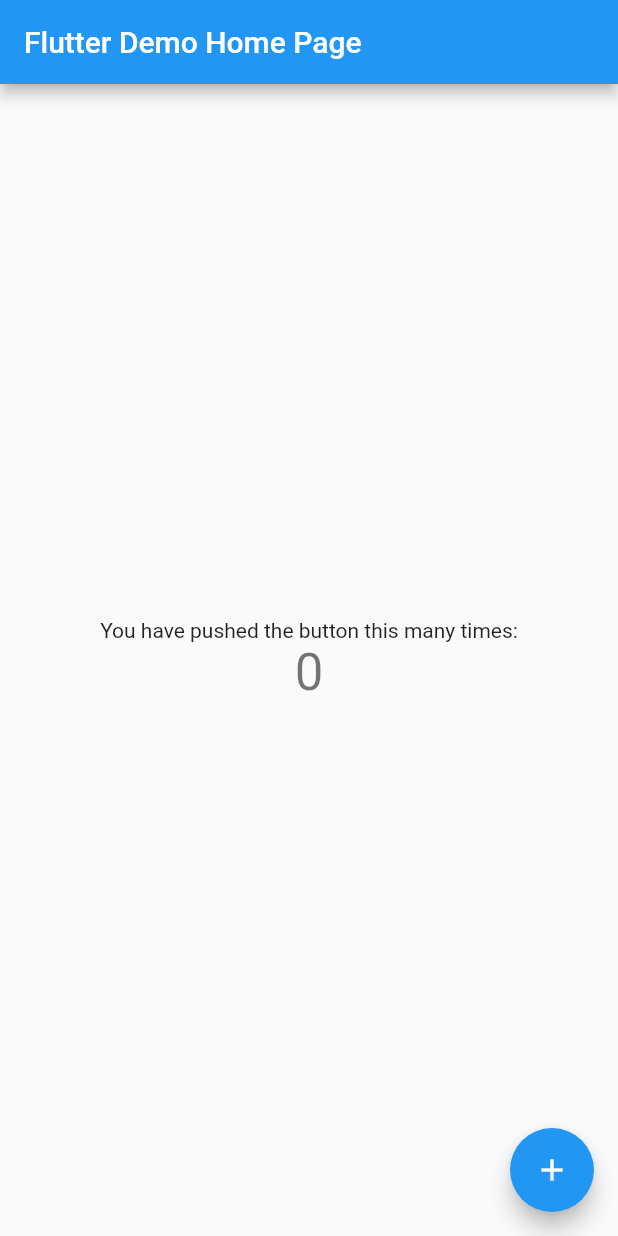
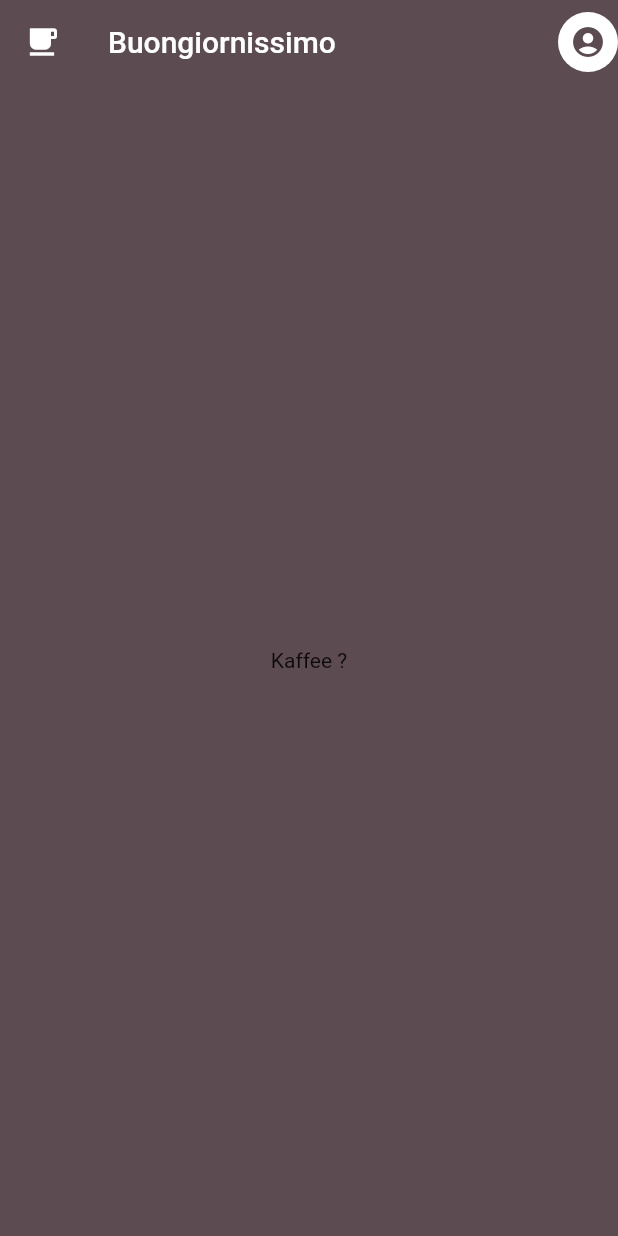
Before and after one commit to Ivaskuu/buongiornissimo_app, a Flutter app: the screen it shows after launch, on a phone screen of 412 x 824 dp. Run offline on Flutter 3.47's test engine with Material 2 defaults, Android fonts, the phone set to English and light mode, and no system bars.

Commit message:
Implemented the AppBar in the MainUI

```diff
--- a/lib/main.dart
+++ b/lib/main.dart
@@ -1,6 +1,8 @@
 import 'package:flutter/material.dart';
+import 'main_ui.dart';
 
-void main() {
+void main()
+{
   runApp(new MyApp());
 }
 
@@ -12,7 +14,7 @@ class MyApp extends StatelessWidget
   {
     return new MaterialApp
     (
-      title: 'Flutter Demo',
+      title: 'Buongiorinssimo',
       theme: new ThemeData
       (
         // This is the theme of your application.
@@ -25,96 +27,7 @@ class MyApp extends StatelessWidget
         // counter didn't reset back to zero; the application is not restarted.
         primarySwatch: Colors.blue,
       ),
-      home: new MyHomePage(title: 'Flutter Demo Home Page'),
+      home: new MainUI(),
     );
   }
 }
-
-class MyHomePage extends StatefulWidget
-{
-  MyHomePage({Key key, this.title}) : super(key: key);
-
-  // This widget is the home page of your application. It is stateful, meaning
-  // that it has a State object (defined below) that contains fields that affect
-  // how it looks.
-
-  // This class is the configuration for the state. It holds the values (in this
-  // case the title) provided by the parent (in this case the App widget) and
-  // used by the build method of the State. Fields in a Widget subclass are
-  // always marked "final".
-
-  final String title;
-
-  @override
-  _MyHomePageState createState() => new _MyHomePageState();
-}
-
-class _MyHomePageState extends State<MyHomePage>
-{
-  int _counter = 0;
-
-  void _incrementCounter()
-  {
-    setState(()
-    {
-      // This call to setState tells the Flutter framework that something has
-      // changed in this State, which causes it to rerun the build method below
-      // so that the display can reflect the updated values. If we changed
-      // _counter without calling setState(), then the build method would not be
-      // called again, and so nothing would appear to happen.
-      _counter++;
-    });
-  }
-
-  @override
-  Widget build(BuildContext context)
-  {
-    // This method is rerun every time setState is called, for instance as done
-    // by the _incrementCounter method above.
-    //
-    // The Flutter framework has been optimized to make rerunning build methods
-    // fast, so that you can just rebuild anything that needs updating rather
-    // than having to individually change instances of widgets.
-    return new Scaffold(
-      appBar: new AppBar(
-        // Here we take the value from the MyHomePage object that was created by
-        // the App.build method, and use it to set our appbar title.
-        title: new Text(widget.title),
-      ),
-      body: new Center(
-        // Center is a layout widget. It takes a single child and positions it
-        // in the middle of the parent.
-        child: new Column(
-          // Column is also layout widget. It takes a list of children and
-          // arranges them vertically. By default, it sizes itself to fit its
-          // children horizontally, and tries to be as tall as its parent.
-          //
-          // Invoke "debug paint" (press "p" in the console where you ran
-          // "flutter run", or select "Toggle Debug Paint" from the Flutter tool
-          // window in IntelliJ) to see the wireframe for each widget.
-          //
-          // Column has various properties to control how it sizes itself and
-          // how it positions its children. Here we use mainAxisAlignment to
-          // center the children vertically; the main axis here is the vertical
-          // axis because Columns are vertical (the cross axis would be
-          // horizontal).
-          mainAxisAlignment: MainAxisAlignment.center,
-          children: <Widget>[
-            new Text(
-              'You have pushed the button this many times:',
-            ),
-            new Text(
-              '$_counter',
-              style: Theme.of(context).textTheme.display1,
-            ),
-          ],
-        ),
-      ),
-      floatingActionButton: new FloatingActionButton(
-        onPressed: _incrementCounter,
-        tooltip: 'Increment',
-        child: new Icon(Icons.add),
-      ), // This trailing comma makes auto-formatting nicer for build methods.
-    );
-  }
-}
--- a/lib/main_ui.dart
+++ b/lib/main_ui.dart
@@ -1 +1,40 @@
-im
+import 'package:flutter/material.dart';
+
+Color caffeColor = new Color.fromRGBO(92, 75, 81, 1.0);
+
+class MainUI extends StatefulWidget
+{
+  @override
+  MainUIState createState() => new MainUIState();
+}
+
+class MainUIState extends State<MainUI>
+{
+  @override
+  Widget build(BuildContext context)
+  {
+    return new Scaffold
+    (
+      appBar: new AppBar
+      (
+        backgroundColor: caffeColor,
+        elevation: 0.0,
+        leading: new Icon(Icons.local_cafe, color: Colors.white),
+        title: new Text("Buongiornissimo", style: new TextStyle(color: Colors.white)),
+        actions: <Widget>
+        [
+          new CircleAvatar
+          (
+            backgroundColor: Colors.white,
+            child: new Icon(Icons.account_circle, color: caffeColor),
+          )
+        ]
+      ),
+      backgroundColor: caffeColor,
+      body: new Center
+      (
+        child: new Text("Kaffee ?"),
+      ),
+    );
+  }
+}
```
